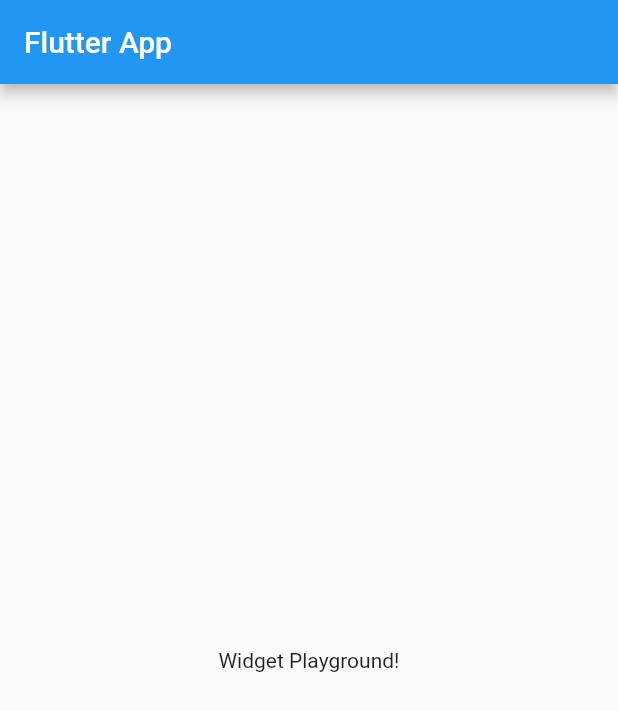
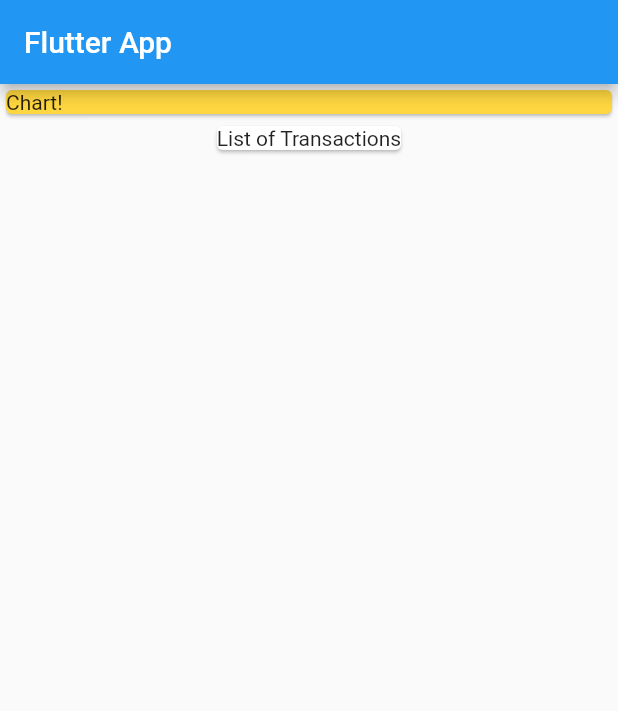
Before and after one commit to yazindu/personal_expenses_app, a Flutter app: the screen it shows after launch, on a phone screen of 412 x 824 dp. Shown: the top 711 px of the screen. Run offline on Flutter 3.47's test engine with Material 2 defaults, Android fonts, the phone set to English and light mode, and no system bars.

Commit message:
feat: video 04 - Combining widgets

```diff
--- a/analysis_options.yaml
+++ b/analysis_options.yaml
@@ -7,7 +7,7 @@
 
 # The following line activates a set of recommended lints for Flutter apps,
 # packages, and plugins designed to encourage good coding practices.
-include: package:flutter_lints/flutter.yaml # Yasindu uncommented this (against the given starting setup files)
+# include: package:flutter_lints/flutter.yaml # Yasindu uncommented this (against the given starting setup files)
 
 linter:
   # The lint rules applied to this project can be customized in the
--- a/lib/main.dart
+++ b/lib/main.dart
@@ -6,6 +6,7 @@ class MyApp extends StatelessWidget {
   @override
   Widget build(BuildContext context) {
     return MaterialApp(
+      debugShowCheckedModeBanner: false,
       title: 'Flutter App',
       home: MyHomePage(),
     );
@@ -19,9 +20,18 @@ class MyHomePage extends StatelessWidget {
       appBar: AppBar(
         title: const Text('Flutter App'),
       ),
-      body: const Center(
-        child: Text('Widget Playground!'),
-      ),
+      body: Column(children: <Widget>[
+        Container(
+          width: double.infinity,
+          child: Card(
+            color: Colors.amberAccent,
+            child: Text('Chart!'),
+          ),
+        ),
+        Card(
+          child: Text('List of Transactions'),
+        ),
+      ]),
     );
   }
 }
--- a/pubspec.yaml
+++ b/pubspec.yaml
@@ -39,7 +39,7 @@ dev_dependencies:
   # activated in the `analysis_options.yaml` file located at the root of your
   # package. See that file for information about deactivating specific lint
   # rules and activating additional ones.
-  flutter_lints: ^2.0.0
+  # flutter_lints: ^2.0.0
 
 # For information on the generic Dart part of this file, see the
 # following page: https://dart.dev/tools/pub/pubspec
```
Also changed, not shown: pubspec.lock.
